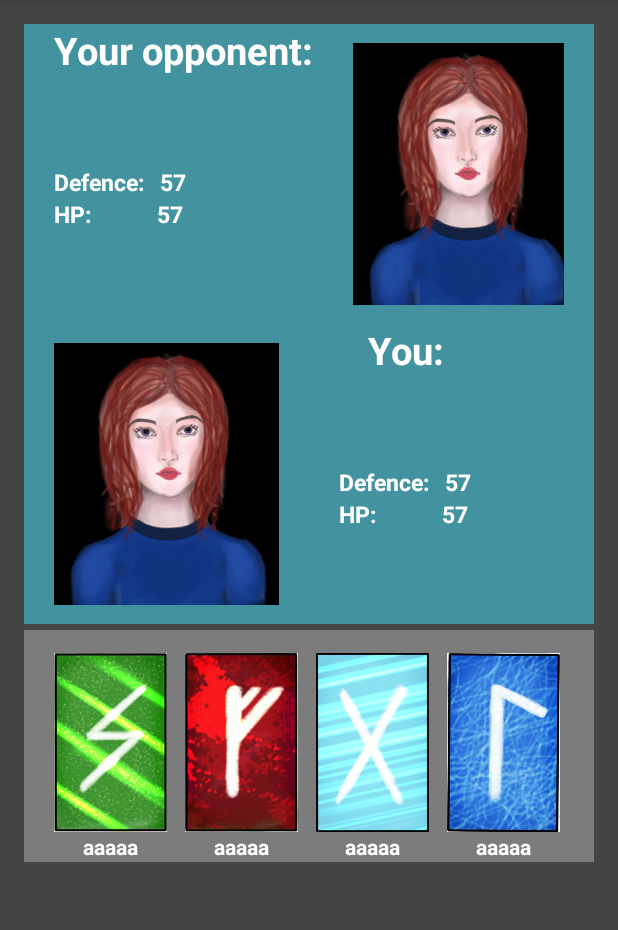
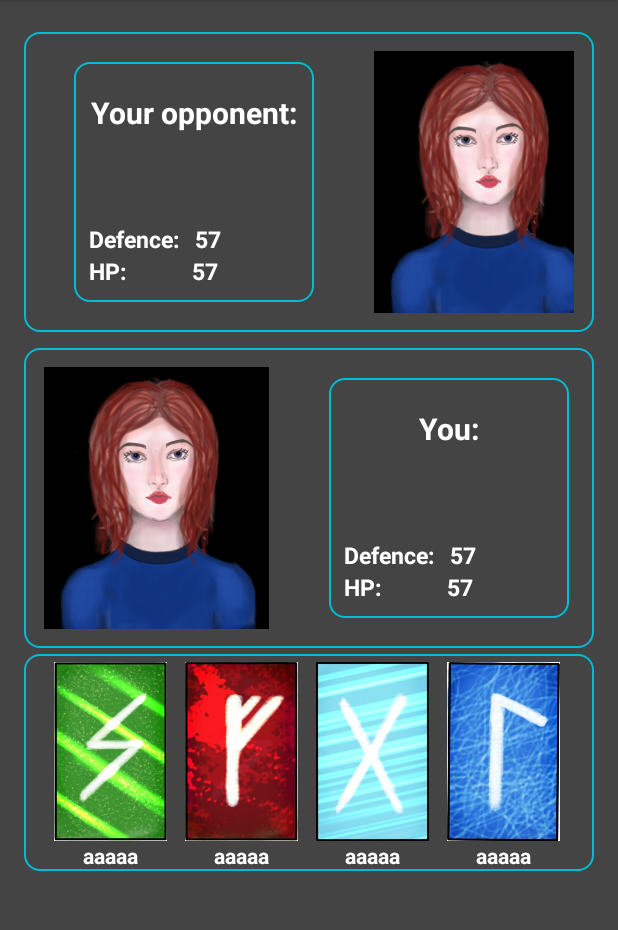
Before and after one commit to grgrbu/MageBattle, an Android app: the Duel screen opened directly, with no data from a screen before it, on a phone screen of 412 x 824 dp, the part 84-1014 px from its top. Run offline under Robolectric (Android 15) with nearby library versions, the phone set to English and light mode, and no system bars; our stand-ins replace Volley; network calls fail.

Commit message:
design duel

```diff
--- a/app/src/main/res/layout/activity_duel.xml
+++ b/app/src/main/res/layout/activity_duel.xml
@@ -14,9 +14,8 @@
     <LinearLayout
         android:layout_width="match_parent"
         android:layout_height="wrap_content"
-        android:background="#8C41D3EA"
         android:orientation="vertical"
-        android:paddingHorizontal="20dp"
+        android:paddingVertical="5dp"
         app:layout_constraintTop_toTopOf="parent"
         tools:layout_editor_absoluteX="24dp">
 
@@ -24,13 +23,19 @@
             android:layout_width="match_parent"
             android:layout_height="wrap_content"
             app:layout_constraintStart_toStartOf="parent"
+            android:background="@layout/activity_main_button"
+            android:paddingHorizontal="20px"
+            android:layout_marginBottom="5dp"
             app:layout_constraintTop_toTopOf="parent">
 
             <LinearLayout
-                android:layout_width="wrap_content"
+                android:layout_width="160dp"
                 android:layout_height="match_parent"
-                android:layout_marginRight="20px"
+                android:layout_margin="20dp"
+                android:background="@layout/activity_main_button"
                 android:orientation="vertical"
+                android:paddingHorizontal="10dp"
+                android:paddingTop="20dp"
                 app:layout_constraintStart_toStartOf="parent"
                 app:layout_constraintTop_toTopOf="parent">
 
@@ -41,7 +46,7 @@
                     android:text='Your opponent:'
                     android:textAlignment="center"
                     android:textColor="#FFFFFF"
-                    android:textSize="25sp"
+                    android:textSize="20sp"
                     android:textStyle="bold"
 
                     />
@@ -63,11 +68,11 @@
                         android:textStyle="bold" />
 
                     <TextView
+                        android:id="@+id/Defence_opponent_player"
                         android:layout_width="wrap_content"
                         android:layout_height="match_parent"
                         android:layout_marginLeft="5dp"
                         android:text="57"
-                        android:id = "@+id/Defence_opponent_player"
                         android:textColor="#FFFFFF"
                         android:textSize="15sp"
                         android:textStyle="bold" />
@@ -89,11 +94,11 @@
                         android:textStyle="bold" />
 
                     <TextView
+                        android:id="@+id/HP_opponent_player"
                         android:layout_width="wrap_content"
                         android:layout_height="match_parent"
                         android:layout_marginLeft="22dp"
                         android:text="57"
-                        android:id = "@+id/HP_opponent_player"
                         android:textColor="#FFFFFF"
                         android:textSize="15sp"
                         android:textStyle="bold" />
@@ -103,7 +108,7 @@
             <ImageView
                 android:layout_width="150dp"
                 android:layout_height="200dp"
-                android:layout_marginLeft="20px"
+                android:layout_marginLeft="20dp"
                 android:src="@drawable/aaaaa" />
 
         </LinearLayout>
@@ -111,6 +116,9 @@
         <LinearLayout
             android:layout_width="match_parent"
             android:layout_height="wrap_content"
+            android:background="@layout/activity_main_button"
+            android:paddingHorizontal="20px"
+            android:layout_marginTop="5dp"
             app:layout_constraintStart_toStartOf="parent"
             app:layout_constraintTop_toTopOf="parent">
 
@@ -121,10 +129,13 @@
                 android:src="@drawable/aaaaa" />
 
             <LinearLayout
-                android:layout_width="wrap_content"
+                android:layout_width="160dp"
                 android:layout_height="match_parent"
-                android:layout_marginLeft="20dp"
+                android:layout_margin="20dp"
+                android:background="@layout/activity_main_button"
                 android:orientation="vertical"
+                android:paddingHorizontal="10dp"
+                android:paddingTop="20dp"
                 app:layout_constraintStart_toStartOf="parent"
                 app:layout_constraintTop_toTopOf="parent">
 
@@ -135,7 +146,7 @@
                     android:text='You:'
                     android:textAlignment="center"
                     android:textColor="#FFFFFF"
-                    android:textSize="25sp"
+                    android:textSize="20sp"
                     android:textStyle="bold"
 
                     />
@@ -202,16 +213,16 @@
     <LinearLayout
         android:layout_width="match_parent"
         android:layout_height="wrap_content"
-        android:layout_marginTop="404dp"
-        android:background="#7C7C7C"
+        android:layout_marginTop="420dp"
+        android:background="@layout/activity_main_button"
         android:paddingHorizontal="20dp"
         app:layout_constraintTop_toTopOf="parent"
-        tools:layout_editor_absoluteX="32dp">
+        tools:layout_editor_absoluteX="30dp">
 
         <LinearLayout
             android:layout_width="wrap_content"
             android:layout_height="match_parent"
-            android:layout_marginTop="15dp"
+            android:layout_marginTop="5dp"
             android:layout_marginRight="6dp"
             android:orientation="vertical"
             app:layout_constraintStart_toStartOf="parent"
@@ -227,10 +238,10 @@
                 app:layout_constraintTop_toTopOf="parent" />
 
             <TextView
+                android:id="@+id/earthRune"
                 android:layout_width="75dp"
                 android:layout_height="20dp"
                 android:text="aaaaa"
-                android:id="@+id/earthRune"
                 android:textAlignment="center"
                 android:textColor="#FFFFFF"
                 android:textStyle="bold" />
@@ -240,7 +251,7 @@
             android:layout_width="wrap_content"
             android:layout_height="match_parent"
             android:layout_marginLeft="6dp"
-            android:layout_marginTop="15dp"
+            android:layout_marginTop="5dp"
             android:layout_marginRight="6dp"
             android:orientation="vertical"
             app:layout_constraintStart_toStartOf="parent"
@@ -256,10 +267,10 @@
                 app:layout_constraintTop_toTopOf="parent" />
 
             <TextView
+                android:id="@+id/fireRune"
                 android:layout_width="75dp"
                 android:layout_height="20dp"
                 android:text="aaaaa"
-                android:id="@+id/fireRune"
                 android:textAlignment="center"
                 android:textColor="#FFFFFF"
                 android:textStyle="bold" />
@@ -269,7 +280,7 @@
             android:layout_width="wrap_content"
             android:layout_height="match_parent"
             android:layout_marginLeft="6dp"
-            android:layout_marginTop="15dp"
+            android:layout_marginTop="5dp"
             android:layout_marginRight="6dp"
             android:orientation="vertical"
             app:layout_constraintStart_toStartOf="parent"
@@ -285,10 +296,10 @@
                 app:layout_constraintTop_toTopOf="parent" />
 
             <TextView
+                android:id="@+id/airRune"
                 android:layout_width="75dp"
                 android:layout_height="20dp"
                 android:text="aaaaa"
-                android:id="@+id/airRune"
                 android:textAlignment="center"
                 android:textColor="#FFFFFF"
                 android:textStyle="bold" />
@@ -299,7 +310,7 @@
             android:layout_width="wrap_content"
             android:layout_height="match_parent"
             android:layout_marginLeft="6dp"
-            android:layout_marginTop="15dp"
+            android:layout_marginTop="5dp"
             android:orientation="vertical"
             app:layout_constraintStart_toStartOf="parent"
             app:layout_constraintTop_toTopOf="parent">
@@ -314,10 +325,10 @@
                 app:layout_constraintTop_toTopOf="parent" />
 
             <TextView
+                android:id="@+id/waterRune"
                 android:layout_width="75dp"
                 android:layout_height="20dp"
                 android:text="aaaaa"
-                android:id="@+id/waterRune"
                 android:textAlignment="center"
                 android:textColor="#FFFFFF"
                 android:textStyle="bold" />
```
